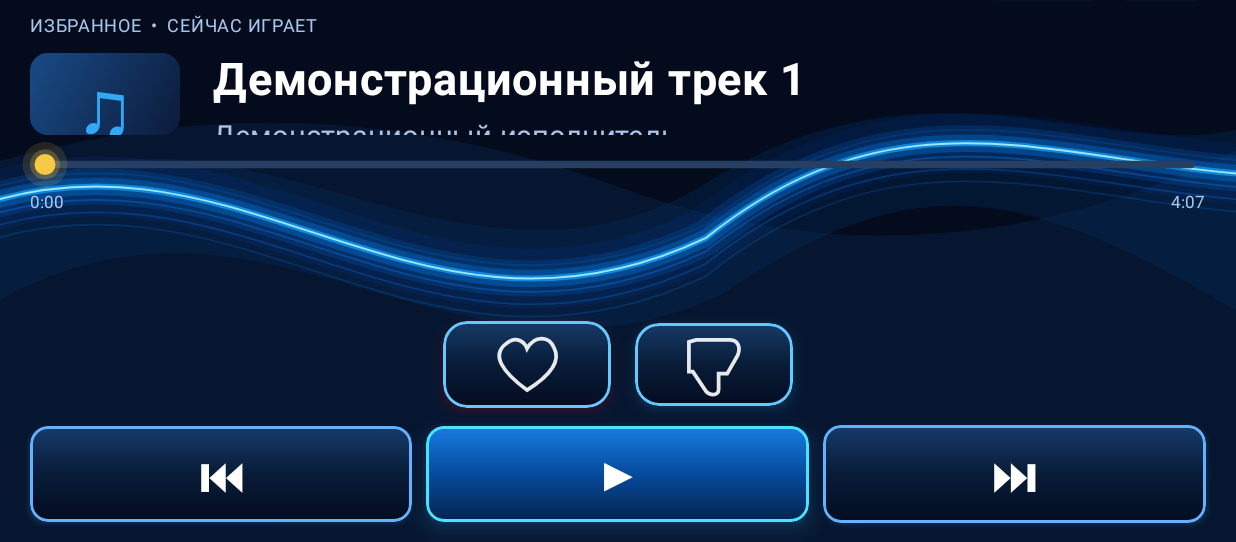
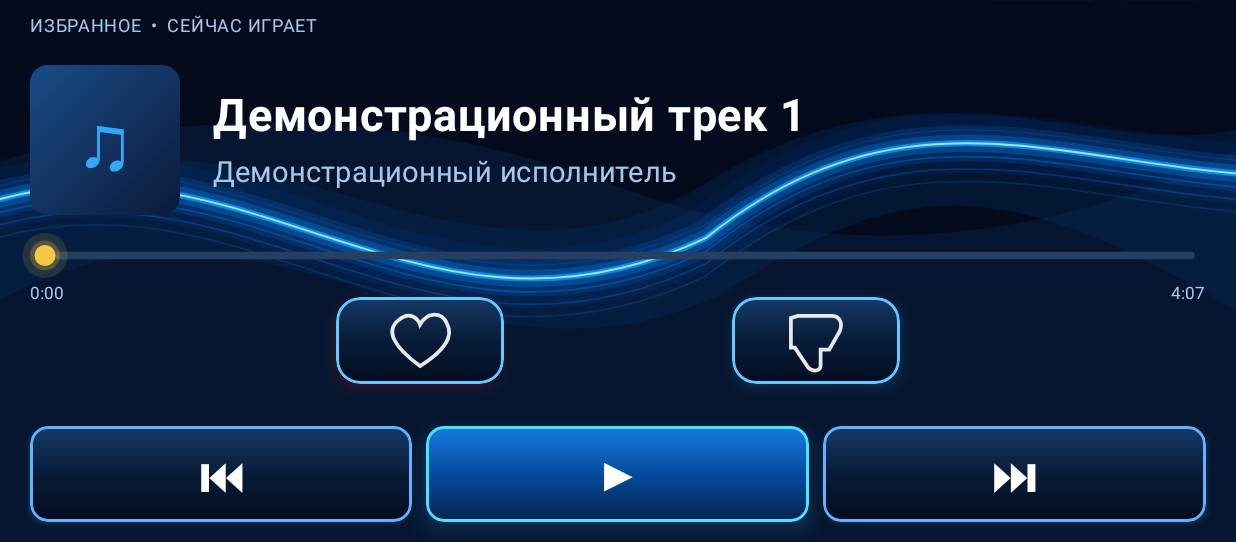
Before and after one commit to Rovert-Magadan/AutoMusic, an Android app built with Jetpack Compose: the screen it shows after launch (MainActivity), on a phone screen of 824 x 412 dp (held sideways), the part 76-618 px from its top. Run offline under Robolectric (Android 15) with nearby library versions, the phone set to English and light mode, and no system bars.

Commit message:
AutoMusic v0.7 align reaction centers to transport gaps and seek midpoint

```diff
--- a/app/src/main/java/ru/automusic/app/MainActivity.kt
+++ b/app/src/main/java/ru/automusic/app/MainActivity.kt
@@ -127,6 +127,17 @@ private fun AutoMusicScreen() {
                         }
                     }
                 }
+                BoxWithConstraints(Modifier.fillMaxWidth().weight(1f)) {
+                    val transportGap = 9.dp
+                    val buttonWidth = (maxWidth - transportGap * 2) / 3
+                    val leftCenter = buttonWidth + transportGap / 2
+                    val rightCenter = maxWidth - leftCenter
+                    // The seek line is at 13.5 dp. Transport starts after the
+                    // column gap and half of the unused height in its row.
+                    val transportTop = maxHeight + gap + (if (short) 5.5.dp else 12.dp)
+                    val reactionCenterY = (13.5.dp + transportTop) / 2
+                    val reactionHeight = minOf(if (short) 58.dp else 72.dp, (transportTop - 13.5.dp - 8.dp).coerceAtLeast(1.dp))
+                    val reactionWidth = minOf(if (short) 112.dp else 150.dp, buttonWidth)
                     Column(Modifier.fillMaxWidth(), verticalArrangement = Arrangement.spacedBy(0.dp)) {
                         ProgressSeek(seconds, { seconds = it })
                         Row(Modifier.fillMaxWidth(), horizontalArrangement = Arrangement.SpaceBetween) {
@@ -134,16 +145,17 @@ private fun AutoMusicScreen() {
                             Text(time(duration), color = pale, fontSize = 11.sp)
                         }
                     }
-                Spacer(Modifier.weight(1f, fill = true))
-                Row(Modifier.fillMaxWidth(), horizontalArrangement = Arrangement.Center, verticalAlignment = Alignment.CenterVertically) {
-                    Box(Modifier.width(if (short) 112.dp else 150.dp)) { SymbolButton(true, liked, { liked = !liked; if (liked) disliked = false }, if (short) 58.dp else 72.dp) }
-                    Spacer(Modifier.width(if (short) 16.dp else 30.dp))
-                    Box(Modifier.width(if (short) 105.dp else 135.dp)) { SymbolButton(false, disliked, { disliked = !disliked; if (disliked) liked = false }, if (short) 55.dp else 68.dp) }
+                    Box(Modifier.offset(x = leftCenter - reactionWidth / 2, y = reactionCenterY - reactionHeight / 2).width(reactionWidth)) {
+                        SymbolButton(true, liked, { liked = !liked; if (liked) disliked = false }, reactionHeight)
+                    }
+                    Box(Modifier.offset(x = rightCenter - reactionWidth / 2, y = reactionCenterY - reactionHeight / 2).width(reactionWidth)) {
+                        SymbolButton(false, disliked, { disliked = !disliked; if (disliked) liked = false }, reactionHeight)
+                    }
                 }
                 Row(Modifier.fillMaxWidth().height(if (short) 75.dp else 100.dp), horizontalArrangement = Arrangement.spacedBy(9.dp), verticalAlignment = Alignment.CenterVertically) {
                     Box(Modifier.weight(1f)) { Control("⏮", { index = (index + tracks.size - 1) % tracks.size; seconds = 0 }, full = true, height = if (short) 64.dp else 76.dp, fontSize = 30) }
                     Box(Modifier.weight(1f)) { Control(if (playing) "Ⅱ" else "▶", { playing = !playing }, full = true, accent = true, height = if (short) 64.dp else 76.dp, fontSize = 30) }
-                    Box(Modifier.weight(1f)) { Control("⏭", { index = (index + 1) % tracks.size; seconds = 0 }, full = true, height = if (short) 65.dp else 76.dp, fontSize = 30) }
+                    Box(Modifier.weight(1f)) { Control("⏭", { index = (index + 1) % tracks.size; seconds = 0 }, full = true, height = if (short) 64.dp else 76.dp, fontSize = 30) }
                 }
             }
             if (!short) Text("ПРОТОТИП • без подключения к Яндекс Музыке", color = pale, fontSize = 10.sp)
```
Lines whose indentation alone changed are shown as unchanged.
